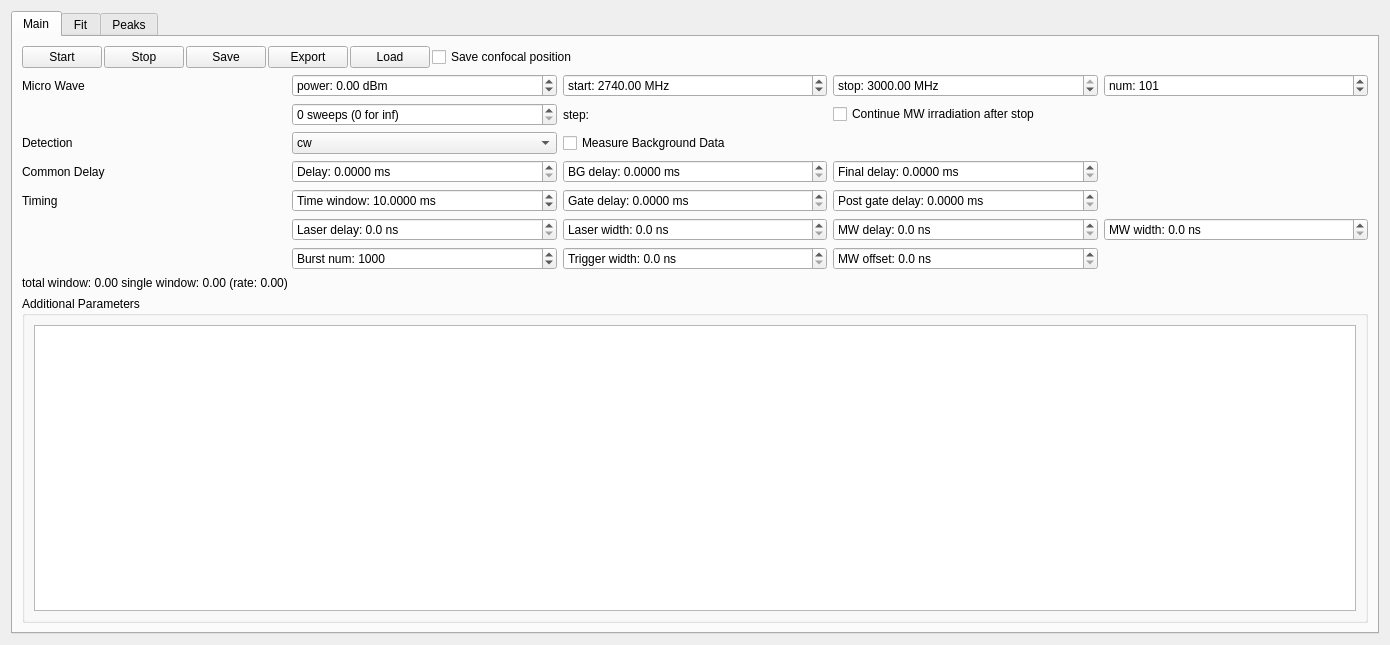
Before: the Qt Designer form pkgs/mahos-dq/src/mahos_dq/gui/ui/odmr.ui in ktahar/mahos, drawn with Qt 5.
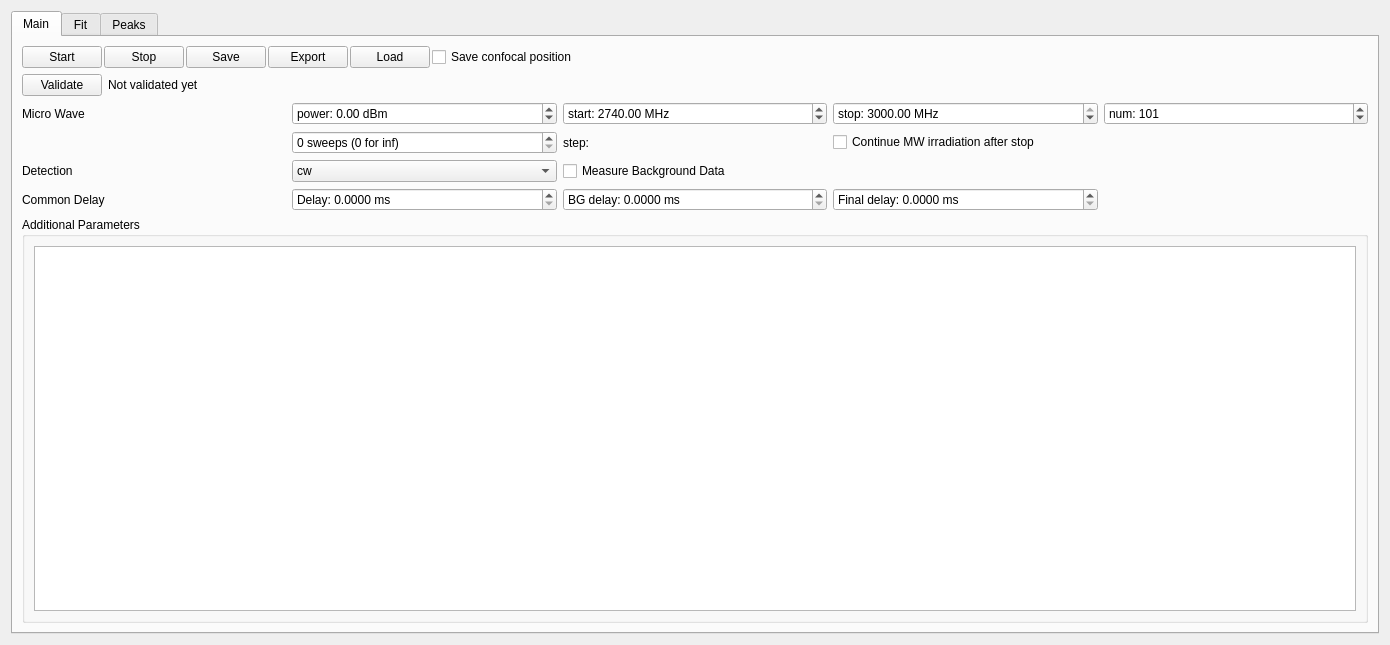
After: the same form once the commit is applied. Custom widgets are drawn as their Qt base class.

Commit message: gui.odmr: delegate timing params to ParamTable

What changed in the file:
```diff
--- a/pkgs/mahos-dq/src/mahos_dq/gui/ui/odmr.ui
+++ b/pkgs/mahos-dq/src/mahos_dq/gui/ui/odmr.ui
@@ -95,8 +95,81 @@
          </item>
         </layout>
        </item>
+       <item>
+        <layout class="QHBoxLayout" name="horizontalLayout_2">
+         <item>
+          <widget class="QPushButton" name="validateButton">
+           <property name="text">
+            <string>Validate</string>
+           </property>
+          </widget>
+         </item>
+         <item>
+          <widget class="QLabel" name="pulseLabel">
+           <property name="text">
+            <string>Not validated yet</string>
+           </property>
+          </widget>
+         </item>
+         <item>
+          <spacer name="horizontalSpacer">
+           <property name="orientation">
+            <enum>Qt::Horizontal</enum>
+           </property>
+           <property name="sizeHint" stdset="0">
+            <size>
+             <width>40</width>
+             <height>20</height>
+            </size>
+           </property>
+          </spacer>
+         </item>
+        </layout>
+       </item>
        <item>
         <layout class="QGridLayout" name="gridLayout_2">
+         <item row="0" column="0">
+          <widget class="QLabel" name="label_6">
+           <property name="text">
+            <string>Micro Wave</string>
+           </property>
+          </widget>
+         </item>
+         <item row="0" column="4">
+          <widget class="QSpinBox" name="numBox">
+           <property name="suffix">
+            <string/>
+           </property>
+           <property name="prefix">
+            <string>num: </string>
+           </property>
+           <property name="minimum">
+            <number>2</number>
+           </property>
+           <property name="maximum">
+            <number>99999</number>
+           </property>
+           <property name="value">
+            <number>101</number>
+           </property>
+          </widget>
+         </item>
+         <item row="3" column="2">
+          <widget class="QDoubleSpinBox" name="bgdelayBox">
+           <property name="prefix">
+            <string>BG delay: </string>
+           </property>
+           <property name="suffix">
+            <string> ms</string>
+           </property>
+           <property name="decimals">
+            <number>4</number>
+           </property>
+           <property name="maximum">
+            <double>1000.000000000000000</double>
+           </property>
+          </widget>
+         </item>
          <item row="0" column="1">
           <widget class="QDoubleSpinBox" name="powerBox">
            <property name="prefix">
@@ -116,6 +189,29 @@
            </property>
           </widget>
          </item>
+         <item row="1" column="3">
+          <widget class="QCheckBox" name="mwcontBox">
+           <property name="text">
+            <string>Continue MW irradiation after stop</string>
+           </property>
+          </widget>
+         </item>
+         <item row="3" column="3">
+          <widget class="QDoubleSpinBox" name="finaldelayBox">
+           <property name="prefix">
+            <string>Final delay: </string>
+           </property>
+           <property name="suffix">
+            <string> ms</string>
+           </property>
+           <property name="decimals">
+            <number>4</number>
+           </property>
+           <property name="maximum">
+            <double>1000.000000000000000</double>
+           </property>
+          </widget>
+         </item>
          <item row="2" column="0">
           <widget class="QLabel" name="label">
            <property name="text">
@@ -123,125 +219,6 @@
            </property>
           </widget>
          </item>
-         <item row="5" column="4">
-          <widget class="QDoubleSpinBox" name="mwwidthBox">
-           <property name="prefix">
-            <string>MW width: </string>
-           </property>
-           <property name="suffix">
-            <string> ns</string>
-           </property>
-           <property name="decimals">
-            <number>1</number>
-           </property>
-           <property name="singleStep">
-            <double>10.000000000000000</double>
-           </property>
-          </widget>
-         </item>
-         <item row="4" column="1">
-          <widget class="QDoubleSpinBox" name="windowBox">
-           <property name="prefix">
-            <string>Time window: </string>
-           </property>
-           <property name="suffix">
-            <string> ms</string>
-           </property>
-           <property name="decimals">
-            <number>4</number>
-           </property>
-           <property name="minimum">
-            <double>0.100000000000000</double>
-           </property>
-           <property name="maximum">
-            <double>1000.000000000000000</double>
-           </property>
-           <property name="value">
-            <double>10.000000000000000</double>
-           </property>
-          </widget>
-         </item>
-         <item row="5" column="2">
-          <widget class="QDoubleSpinBox" name="laserwidthBox">
-           <property name="prefix">
-            <string>Laser width: </string>
-           </property>
-           <property name="suffix">
-            <string> ns</string>
-           </property>
-           <property name="decimals">
-            <number>1</number>
-           </property>
-           <property name="singleStep">
-            <double>10.000000000000000</double>
-           </property>
-          </widget>
-         </item>
-         <item row="5" column="3">
-          <widget class="QDoubleSpinBox" name="mwdelayBox">
-           <property name="prefix">
-            <string>MW delay: </string>
-           </property>
-           <property name="suffix">
-            <string> ns</string>
-           </property>
-           <property name="decimals">
-            <number>1</number>
-           </property>
-           <property name="singleStep">
-            <double>10.000000000000000</double>
-           </property>
-          </widget>
-         </item>
-         <item row="2" column="2">
-          <widget class="QCheckBox" name="backgroundBox">
-           <property name="text">
-            <string>Measure Background Data</string>
-           </property>
-          </widget>
-         </item>
-         <item row="1" column="2">
-          <widget class="QLabel" name="stepLabel">
-           <property name="text">
-            <string>step: </string>
-           </property>
-          </widget>
-         </item>
-         <item row="6" column="3">
-          <widget class="QDoubleSpinBox" name="mwoffsetBox">
-           <property name="prefix">
-            <string>MW offset: </string>
-           </property>
-           <property name="suffix">
-            <string> ns</string>
-           </property>
-           <property name="decimals">
-            <number>1</number>
-           </property>
-           <property name="singleStep">
-            <double>10.000000000000000</double>
-           </property>
-          </widget>
-         </item>
-         <item row="5" column="1">
-          <widget class="QDoubleSpinBox" name="laserdelayBox">
-           <property name="enabled">
-            <bool>true</bool>
-           </property>
-           <property name="prefix">
-            <string>Laser delay: </string>
-           </property>
-           <property name="suffix">
-            <string> ns</string>
-           </property>
-           <property name="decimals">
-            <number>1</number>
-           </property>
-           <property name="singleStep">
-            <double>10.000000000000000</double>
-           </property>
-          </widget>
-         </item>
          <item row="1" column="1">
           <widget class="QSpinBox" name="sweepsBox">
            <property name="suffix">
@@ -264,55 +241,6 @@
            </property>
           </widget>
          </item>
-         <item row="4" column="2">
-          <widget class="QDoubleSpinBox" name="gatedelayBox">
-           <property name="prefix">
-            <string>Gate delay: </string>
-           </property>
-           <property name="suffix">
-            <string> ms</string>
-           </property>
-           <property name="decimals">
-            <number>4</number>
-           </property>
-          </widget>
-         </item>
-         <item row="2" column="1">
-          <widget class="QComboBox" name="methodBox">
-           <item>
-            <property name="text">
-             <string>cw</string>
-            </property>
-           </item>
-           <item>
-            <property name="text">
-             <string>pulse</string>
-            </property>
-           </item>
-          </widget>
-         </item>
-         <item row="6" column="1">
-          <widget class="QSpinBox" name="bnumBox">
-           <property name="suffix">
-            <string/>
-           </property>
-           <property name="prefix">
-            <string>Burst num: </string>
-           </property>
-           <property name="minimum">
-            <number>1</number>
-           </property>
-           <property name="maximum">
-            <number>999999</number>
-           </property>
-           <property name="singleStep">
-            <number>100</number>
-           </property>
-           <property name="value">
-            <number>1000</number>
-           </property>
-          </widget>
-         </item>
          <item row="0" column="2">
           <widget class="QDoubleSpinBox" name="startBox">
            <property name="prefix">
@@ -338,37 +266,25 @@
            </property>
           </widget>
          </item>
-         <item row="1" column="3">
-          <widget class="QCheckBox" name="mwcontBox">
+         <item row="3" column="0">
+          <widget class="QLabel" name="label_3">
            <property name="text">
-            <string>Continue MW irradiation after stop</string>
+            <string>Common Delay</string>
            </property>
           </widget>
          </item>
-         <item row="4" column="0">
-          <widget class="QLabel" name="label_2">
-           <property name="text">
-            <string>Timing</string>
-           </property>
-          </widget>
-         </item>
-         <item row="0" column="4">
-          <widget class="QSpinBox" name="numBox">
-           <property name="suffix">
-            <string/>
-           </property>
-           <property name="prefix">
-            <string>num: </string>
-           </property>
-           <property name="minimum">
-            <number>2</number>
-           </property>
-           <property name="maximum">
-            <number>99999</number>
-           </property>
-           <property name="value">
-            <number>101</number>
-           </property>
+         <item row="2" column="1">
+          <widget class="QComboBox" name="methodBox">
+           <item>
+            <property name="text">
+             <string>cw</string>
+            </property>
+           </item>
+           <item>
+            <property name="text">
+             <string>pulse</string>
+            </property>
+           </item>
           </widget>
          </item>
          <item row="0" column="3">
@@ -396,29 +312,6 @@
            </property>
           </widget>
          </item>
-         <item row="6" column="2">
-          <widget class="QDoubleSpinBox" name="triggerwidthBox">
-           <property name="prefix">
-            <string>Trigger width: </string>
-           </property>
-           <property name="suffix">
-            <string> ns</string>
-           </property>
-           <property name="decimals">
-            <number>1</number>
-           </property>
-           <property name="singleStep">
-            <double>10.000000000000000</double>
-           </property>
-          </widget>
-         </item>
-         <item row="0" column="0">
-          <widget class="QLabel" name="label_6">
-           <property name="text">
-            <string>Micro Wave</string>
-           </property>
-          </widget>
-         </item>
          <item row="3" column="1">
           <widget class="QDoubleSpinBox" name="delayBox">
            <property name="prefix">
@@ -435,67 +328,22 @@
            </property>
           </widget>
          </item>
-         <item row="3" column="2">
-          <widget class="QDoubleSpinBox" name="bgdelayBox">
-           <property name="prefix">
-            <string>BG delay: </string>
+         <item row="1" column="2">
+          <widget class="QLabel" name="stepLabel">
+           <property name="text">
+            <string>step: </string>
            </property>
-           <property name="suffix">
-            <string> ms</string>
-           </property>
-           <property name="decimals">
-            <number>4</number>
-           </property>
-           <property name="maximum">
-            <double>1000.000000000000000</double>
-           </property>
           </widget>
          </item>
-         <item row="4" column="3">
-          <widget class="QDoubleSpinBox" name="postgatedelayBox">
-           <property name="prefix">
-            <string>Post gate delay: </string>
-           </property>
-           <property name="suffix">
-            <string> ms</string>
-           </property>
-           <property name="decimals">
-            <number>4</number>
-           </property>
-          </widget>
-         </item>
-         <item row="3" column="3">
-          <widget class="QDoubleSpinBox" name="finaldelayBox">
-           <property name="prefix">
-            <string>Final delay: </string>
-           </property>
-           <property name="suffix">
-            <string> ms</string>
-           </property>
-           <property name="decimals">
-            <number>4</number>
-           </property>
-           <property name="maximum">
-            <double>1000.000000000000000</double>
-           </property>
-          </widget>
-         </item>
-         <item row="3" column="0">
-          <widget class="QLabel" name="label_3">
+         <item row="2" column="2">
+          <widget class="QCheckBox" name="backgroundBox">
            <property name="text">
-            <string>Common Delay</string>
+            <string>Measure Background Data</string>
            </property>
           </widget>
          </item>
         </layout>
        </item>
-       <item>
-        <widget class="QLabel" name="pulseLabel">
-         <property name="text">
-          <string>total window: 0.00 single window: 0.00 (rate: 0.00)</string>
-         </property>
-        </widget>
-       </item>
        <item>
         <widget class="QGroupBox" name="groupBox_4">
          <property name="title">
```
Left out of the diff: 11 changed lines with no effect on the pictures. The commit also changes 3 other files.
